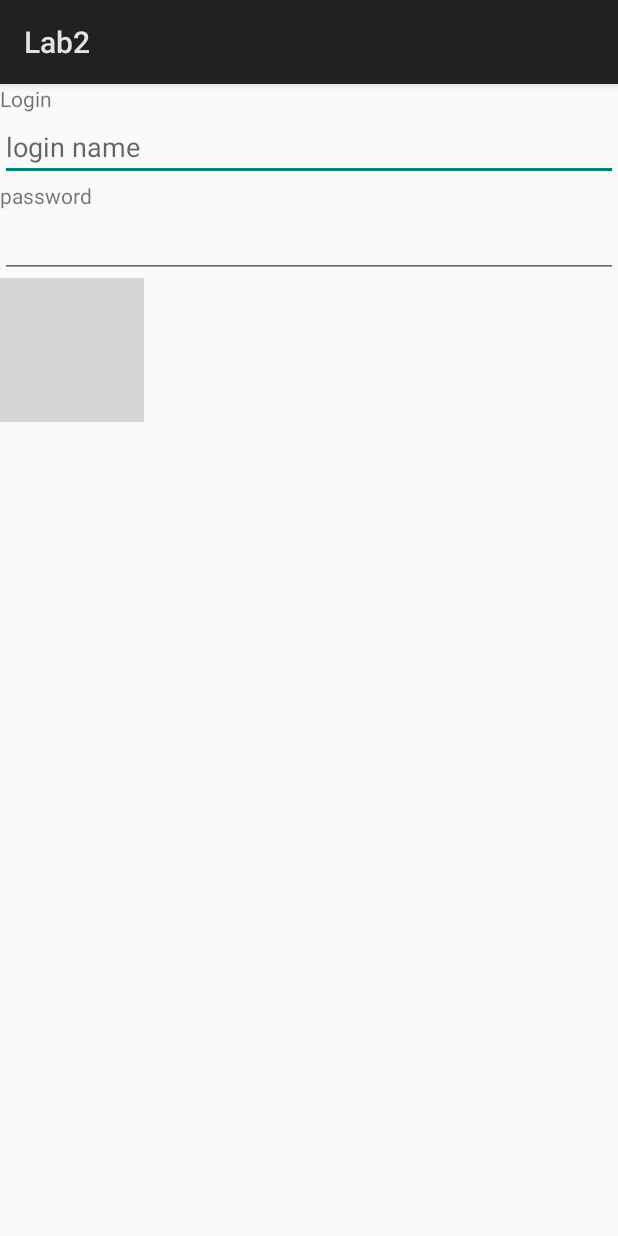
After one commit to YunlongHan/CST2335, an Android app: the LoginActivity screen opened directly, with no data from a screen before it, on a phone screen of 412 x 824 dp. The commit adds this screen. Run offline under Robolectric (Android 15) with nearby library versions, the phone set to English and light mode, and no system bars; grey boxes are pictures that could not be loaded.

Commit message:
Added 3 activities for Lab 2

```diff
--- /dev/null
+++ b/app/src/main/java/com/example/micha/androidlabs/LoginActivity.java
@@ -0,0 +1,13 @@
+package com.example.micha.androidlabs;
+
+import android.app.Activity;
+import android.os.Bundle;
+
+public class LoginActivity extends Activity {
+
+    @Override
+    protected void onCreate(Bundle savedInstanceState) {
+        super.onCreate(savedInstanceState);
+        setContentView(R.layout.activity_login);
+    }
+}
--- /dev/null
+++ b/app/src/main/res/layout/activity_login.xml
@@ -0,0 +1,41 @@
+<?xml version="1.0" encoding="utf-8"?>
+<LinearLayout xmlns:android="http://schemas.android.com/apk/res/android"
+    xmlns:app="http://schemas.android.com/apk/res-auto"
+    xmlns:tools="http://schemas.android.com/tools"
+    android:orientation="vertical"
+    android:layout_width="match_parent"
+    android:layout_height="match_parent"
+    tools:context=".LoginActivity">
+
+    <TextView
+        android:layout_width="match_parent"
+        android:layout_height="wrap_content"
+        android:text="@string/login"
+        />
+
+    <EditText
+        android:layout_width="match_parent"
+        android:layout_height="wrap_content"
+        android:hint="@string/login_name"
+        android:inputType="textEmailAddress"
+        />
+
+    <TextView
+        android:layout_width="match_parent"
+        android:layout_height="wrap_content"
+        android:text="@string/password"
+        />
+
+    <EditText
+        android:layout_width="match_parent"
+        android:layout_height="wrap_content"
+        android:inputType="textPassword"
+        />
+
+    <ImageView
+        android:layout_width="wrap_content"
+        android:layout_height="wrap_content"
+        android:src="@drawable/flag"
+        />
+
+</LinearLayout>
--- a/app/src/main/res/values/strings.xml
+++ b/app/src/main/res/values/strings.xml
@@ -1,5 +1,10 @@
 <resources>
-    <string name="app_name">Lab1</string>
+    <string name="app_name">Lab2</string>
     <string name="hello_message">Hello World!</string>
     <string name="ButtonText">I\'m a button</string>
+    <string name="login">Login</string>
+    <string name="login_name">login name</string>
+    <string name="password">password</string>
+    <string name="what">What does this do</string>
+
 </resources>
```
Also changed, not shown: app/src/main/AndroidManifest.xml (+11 -1 lines), app/src/main/java/com/example/micha/androidlabs/ListItemsActivity.java (added, +13 -0 lines), app/src/main/res/layout/activity_list_items.xml (added, +25 -0 lines), 1 other file.
